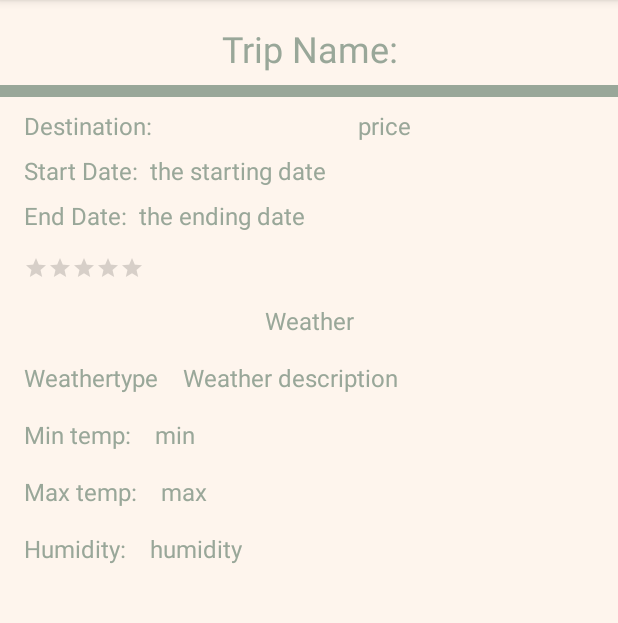
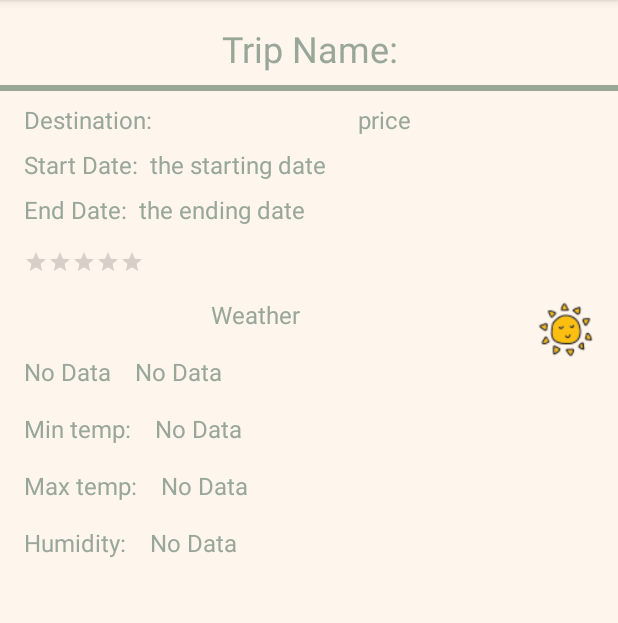
Before and after one commit to StancilaEva/TravelJournal, an Android app: the ViewTripActivity screen opened directly, with no data from a screen before it, on a phone screen of 412 x 824 dp, the part 84-707 px from its top. Run offline under Robolectric (Android 15) with nearby library versions, the phone set to English and light mode, and no system bars; 1 statement that could not run was skipped.

Commit message:
JournalTraveling added weather icons and some ui changes commit

```diff
--- a/app/build.gradle
+++ b/app/build.gradle
@@ -46,6 +46,7 @@ dependencies {
     implementation 'androidx.legacy:legacy-support-v4:1.0.0'
     implementation 'com.squareup.retrofit2:retrofit:2.9.0'
     implementation 'com.squareup.retrofit2:converter-gson:2.9.0'
+    implementation 'androidx.cardview:cardview:1.0.0'
     testImplementation 'junit:junit:4.+'
     androidTestImplementation 'androidx.test.ext:junit:1.1.3'
     androidTestImplementation 'androidx.test.espresso:espresso-core:3.4.0'
--- a/app/src/main/java/com/example/traveljournalstancilaeva/AddTripActivity.java
+++ b/app/src/main/java/com/example/traveljournalstancilaeva/AddTripActivity.java
@@ -34,8 +34,6 @@ public class AddTripActivity extends AppCompatActivity {
     SeekBar tripPrice;
     TextInputEditText tripName;
     TextInputEditText tripDestination;
- //   TextInputEditText tripStartDate;
-   // TextInputEditText tripEndDate;
     RadioGroup tripTypeGroup;
     RadioButton seaside;
     RadioButton mountains;
@@ -105,8 +103,6 @@ public class AddTripActivity extends AppCompatActivity {
     private void initComponents() {
         tripPrice = findViewById(R.id.s_addTripActivity_euro);
         tripName = findViewById(R.id.tiet_addTripActivity_tripName);
-       // tripStartDate = findViewById(R.id.tiet_addTripActivity_startDate);
-        //tripEndDate = findViewById(R.id.tiet_addTripActivity_endDate);
         ratingBar = findViewById(R.id.rb_add_trip_activity_rating);
         tripPriceTv = findViewById(R.id.tv_addTripActivity_euro);
         tripTypeGroup = findViewById(R.id.rg_addTripActivity_tripType);
--- a/app/src/main/java/com/example/traveljournalstancilaeva/SplashScreenActivity.java
+++ b/app/src/main/java/com/example/traveljournalstancilaeva/SplashScreenActivity.java
@@ -1,6 +1,7 @@
 package com.example.traveljournalstancilaeva;
 
 import androidx.appcompat.app.AppCompatActivity;
+import androidx.appcompat.app.AppCompatDelegate;
 
 import android.content.Intent;
 import android.os.Bundle;
@@ -11,6 +12,7 @@ public class SplashScreenActivity extends AppCompatActivity {
     @Override
     protected void onCreate(Bundle savedInstanceState) {
         super.onCreate(savedInstanceState);
+        AppCompatDelegate.setDefaultNightMode(AppCompatDelegate.MODE_NIGHT_NO);
         setContentView(R.layout.activity_splash_screen);
         getSupportActionBar().hide();
         Handler handler = new Handler();
--- a/app/src/main/res/layout/activity_view_trip.xml
+++ b/app/src/main/res/layout/activity_view_trip.xml
@@ -20,7 +20,7 @@
     <View
         android:id="@+id/v1_view_activity"
         android:layout_width="match_parent"
-        android:layout_height="8dp"
+        android:layout_height="4dp"
         android:background="@color/dark_green"
         app:layout_constraintTop_toBottomOf="@+id/tv_view_trip_activity_trip_name"
         app:layout_constraintStart_toStartOf="parent"
@@ -119,15 +119,25 @@
         />
     <TextView
         android:id="@+id/tv_weather_view_activity"
-        android:layout_width="match_parent"
+        android:layout_width="0dp"
         android:layout_height="wrap_content"
         app:layout_constraintTop_toBottomOf="@+id/rb_view_trip_activity_rating"
         android:text="@string/weather"
         android:textSize="16sp"
         android:layout_margin="16dp"
         app:layout_constraintStart_toStartOf="parent"
+        app:layout_constraintEnd_toStartOf="@+id/iw_view_activity_weather_img"
+        android:gravity="center"/>
+    <androidx.appcompat.widget.AppCompatImageView
+        android:id="@+id/iw_view_activity_weather_img"
+        android:layout_width="40dp"
+        android:layout_height="40dp"
+        android:src="@drawable/icons8_sun_48"
+        app:layout_constraintStart_toEndOf="@+id/tv_weather_view_activity"
         app:layout_constraintEnd_toEndOf="parent"
-        android:gravity="center"/>
+        app:layout_constraintTop_toBottomOf="@+id/rb_view_trip_activity_rating"
+        android:layout_margin="16dp"/>
+
     <TextView
         android:id="@+id/tv_weather_view_activity_type"
         android:layout_width="wrap_content"
@@ -135,7 +145,7 @@
         app:layout_constraintTop_toBottomOf="@+id/tv_weather_view_activity"
         app:layout_constraintStart_toStartOf="parent"
         app:layout_constraintEnd_toStartOf="@+id/tv_weather_view_activity_description"
-        android:text="@string/weathertype"
+        android:text="@string/no_data"
         android:textSize="16sp"
         android:layout_marginLeft="16dp"
         android:layout_marginTop="16dp"/>
@@ -146,7 +156,7 @@
         app:layout_constraintTop_toBottomOf="@+id/tv_weather_view_activity"
         app:layout_constraintEnd_toEndOf="parent"
         app:layout_constraintStart_toEndOf="@+id/tv_weather_view_activity_type"
-        android:text="@string/weather_description"
+        android:text="@string/no_data"
         android:textSize="16sp"
         android:layout_marginLeft="16dp"
         android:layout_marginTop="16dp"/>
@@ -168,7 +178,7 @@
         app:layout_constraintTop_toBottomOf="@+id/tv_weather_view_activity_description"
         app:layout_constraintEnd_toEndOf="parent"
         app:layout_constraintStart_toEndOf="@+id/tv_weather_view_activity_min"
-        android:text="@string/min"
+        android:text="@string/no_data"
         android:textSize="16sp"
         android:layout_marginLeft="16dp"
         android:layout_marginTop="16dp"/>
@@ -190,7 +200,7 @@
         app:layout_constraintTop_toBottomOf="@+id/tv_weather_view_activity_change_min"
         app:layout_constraintEnd_toEndOf="parent"
         app:layout_constraintStart_toEndOf="@+id/tv_weather_view_activity_max"
-        android:text="@string/max"
+        android:text="@string/no_data"
         android:textSize="16sp"
         android:layout_marginLeft="16dp"
         android:layout_marginTop="16dp"/>
@@ -212,7 +222,7 @@
         app:layout_constraintTop_toBottomOf="@+id/tv_weather_view_activity_change_max"
         app:layout_constraintEnd_toEndOf="parent"
         app:layout_constraintStart_toEndOf="@+id/tv_weather_view_activity_humidity"
-        android:text="@string/humidity_change"
+        android:text="@string/no_data"
         android:textSize="16sp"
         android:layout_marginLeft="16dp"
         android:layout_marginTop="16dp"/>
--- a/app/src/main/res/layout/fragment_about_us.xml
+++ b/app/src/main/res/layout/fragment_about_us.xml
@@ -5,10 +5,5 @@
     android:layout_height="match_parent"
     tools:context=".fragments.AboutUsFragment">
 
-    <!-- TODO: Update blank fragment layout -->
-    <TextView
-        android:layout_width="match_parent"
-        android:layout_height="match_parent"
-        android:text="@string/hello_blank_fragment" />
 
 </FrameLayout>
--- a/app/src/main/res/values/strings.xml
+++ b/app/src/main/res/values/strings.xml
@@ -24,9 +24,9 @@
     <string name="start_date">Start Date:</string>
     <string name="travel_jurnal_app">Travel Jurnal App</string>
     <string name="tripname">TripName</string>
-    <string name="price_travel_item">Price: %1$d EURO</string>
+    <string name="price_travel_item">Price: %1$d EUR</string>
     <string name="price">Price:</string>
-    <string name="price_500_euro">Price 500 EURO</string>
+    <string name="price_500_euro">Price 500 EUR</string>
     <string name="invalid_trip_name">Invalid trip name!</string>
     <string name="invalid_destination_name">Invalid destination name!</string>
     <string name="price_and_euros">\" Euros\"</string>
@@ -43,6 +43,7 @@
     <string name="weather">Weather</string>
     <string name="humidity">Humidity:</string>
     <string name="humidity_change">humidity</string>
+    <string name="no_data">No Data</string>
 
 
 </resources>
--- a/app/src/main/res/values/themes.xml
+++ b/app/src/main/res/values/themes.xml
@@ -38,6 +38,7 @@
         <item name="colorPrimaryDark">@color/dark_green</item>
         <item name="colorAccent">@color/light_green</item>
         <item name="android:statusBarColor">@color/medium_green</item>
+
     </style>
 
     <style name="appBackground">
```
Also changed, not shown: app/src/main/java/com/example/traveljournalstancilaeva/MainActivity.java (+8 -4 lines), app/src/main/java/com/example/traveljournalstancilaeva/ViewTripActivity.java (+26 -0 lines), app/src/main/java/com/example/traveljournalstancilaeva/util/Trip.java (+18 -1 lines), app/src/main/res/layout/activity_add_trip.xml (+9 -3 lines), app/src/main/res/layout/fragment_contact_us.xml (+0 -8 lines), app/src/main/res/layout/trip_item.xml (+11 -2 lines), app/src/main/res/drawable/icons8_cloud_lightning_48.png (added), app/src/main/res/drawable/icons8_partly_cloudy_day_48.png (added), app/src/main/res/drawable/icons8_rain_48.png (added), app/src/main/res/drawable/icons8_snow_48.png (added), app/src/main/res/drawable/icons8_sun_48.png (added), app/src/main/res/drawable/icons8_tornado_48.png (added).
